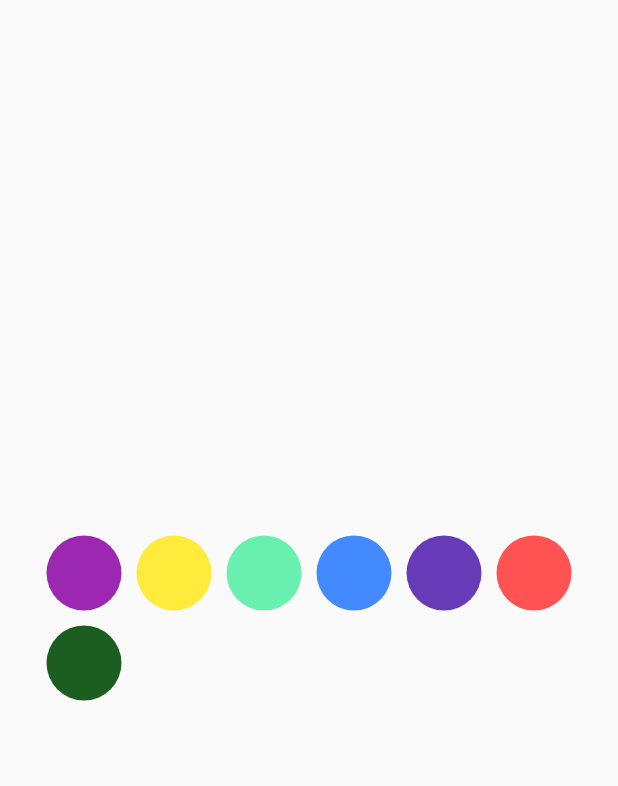
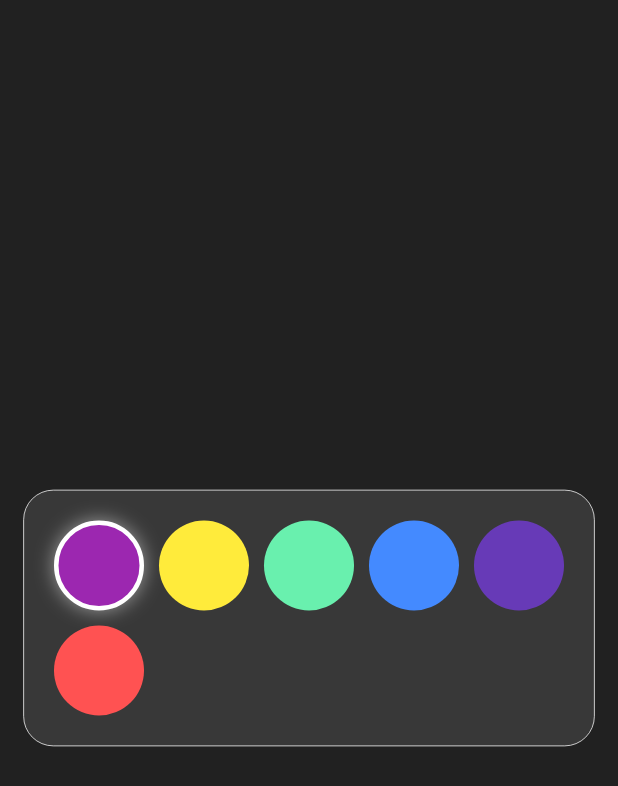
Before and after one commit to Roaa94/flutter_animations_workshop, a Flutter app: the screen it shows after launch, on a phone screen of 412 x 824 dp. Shown: the top 786 px of the screen. Run offline on Flutter 3.47's test engine with Material 2 defaults, Android fonts, the phone set to English and light mode, and no system bars.

Commit message:
chore: finalize color picker 1

```diff
--- a/lib/colors.dart
+++ b/lib/colors.dart
@@ -7,5 +7,4 @@ List<Color> colors = [
   Colors.blueAccent,
   Colors.deepPurple,
   Colors.redAccent,
-  Colors.green.shade900,
 ];
--- a/lib/main.dart
+++ b/lib/main.dart
@@ -15,6 +15,7 @@ class MyApp extends StatelessWidget {
       title: 'Flutter Demo',
       debugShowCheckedModeBanner: false,
       theme: ThemeData(
+        scaffoldBackgroundColor: Colors.grey.shade900,
         primarySwatch: Colors.blue,
       ),
       home: const HomePage(),
--- a/lib/pickers/1/color_item.dart
+++ b/lib/pickers/1/color_item.dart
@@ -5,19 +5,38 @@ class ColorItem extends StatelessWidget {
     super.key,
     this.size = 50,
     required this.color,
+    this.isSelected = false,
+    this.onTap,
   });
 
   final double size;
   final Color color;
+  final bool isSelected;
+  final VoidCallback? onTap;
 
   @override
   Widget build(BuildContext context) {
-    return Container(
-      width: size,
-      height: size,
-      decoration: BoxDecoration(
-        color: color,
-        shape: BoxShape.circle,
+    return GestureDetector(
+      onTap: onTap,
+      child: AnimatedContainer(
+        duration: const Duration(milliseconds: 300),
+        curve: Curves.easeInOut,
+        width: size,
+        height: size,
+        decoration: BoxDecoration(
+          color: color,
+          shape: BoxShape.circle,
+          border: Border.all(
+            color: isSelected ? Colors.white : Colors.transparent,
+            width: isSelected ? 3 : 0,
+          ),
+          boxShadow: [
+            BoxShadow(
+              blurRadius: 10,
+              color: isSelected ? Colors.white.withOpacity(0.5) : Colors.transparent,
+            ),
+          ],
+        ),
       ),
     );
   }
--- a/lib/pickers/1/color_picker.dart
+++ b/lib/pickers/1/color_picker.dart
@@ -10,21 +10,31 @@ class ColorPicker extends StatefulWidget {
 }
 
 class _ColorPickerState extends State<ColorPicker> {
-  int selectedColorIndex = 0;
+  int _selectedColorIndex = 0;
 
   @override
   Widget build(BuildContext context) {
-    Size screenSize = MediaQuery.of(context).size;
-
     return Container(
       padding: const EdgeInsets.all(20),
+      decoration: BoxDecoration(
+        color: Colors.white.withOpacity(0.1),
+        borderRadius: BorderRadius.circular(20),
+        border: Border.all(color: Colors.white, width: 0.5),
+      ),
       child: Wrap(
         spacing: 10,
         runSpacing: 10,
         children: List.generate(
           colors.length,
           (index) => ColorItem(
+            onTap: () {
+              setState(() {
+                _selectedColorIndex = index;
+              });
+            },
+            isSelected: _selectedColorIndex == index,
             color: colors[index],
+            size: 60,
           ),
         ),
       ),
```
